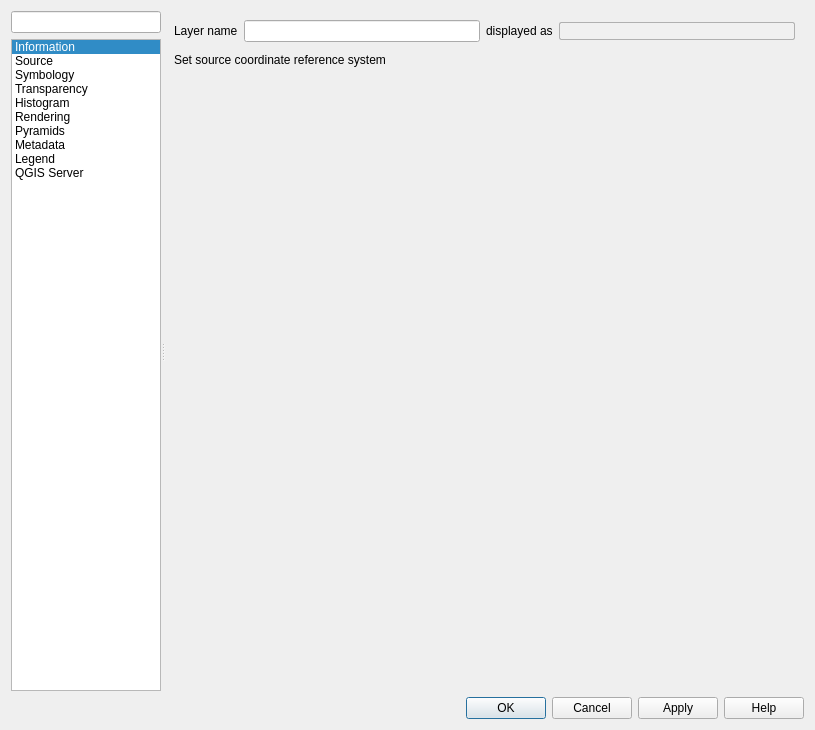
Before: the Qt Designer form src/ui/qgsrasterlayerpropertiesbase.ui in qgis/QGIS, drawn with Qt 5.
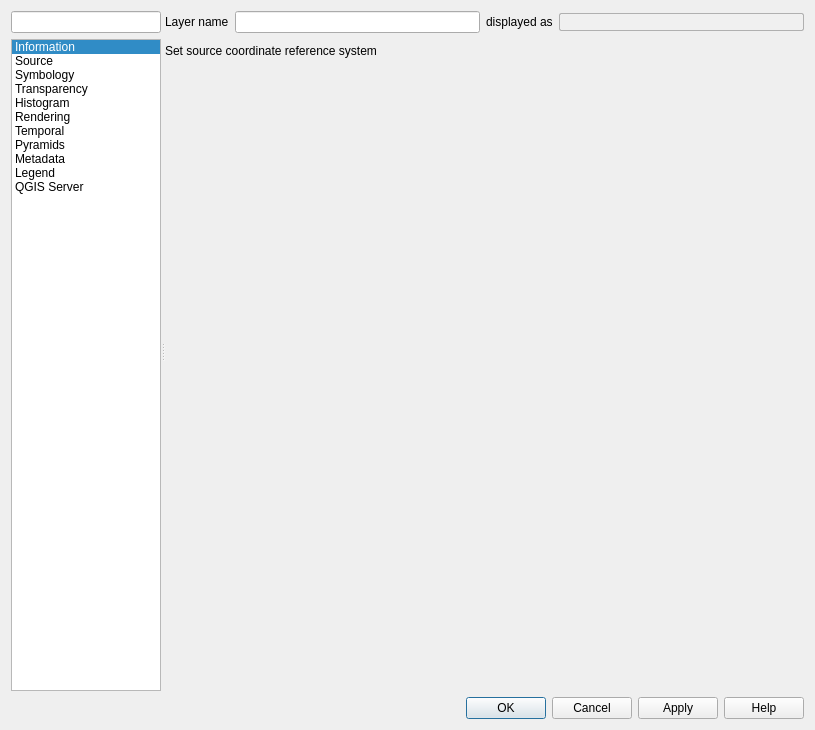
After: the same form once the commit is applied. The open tabs and pages were chosen to show the change. Icons and pictures are not drawn. Custom widgets are drawn as their Qt base class.

Commit message: Move raster temporal properties to new tab, fix inconsistent margins in all raster layer properties pages, and make clicking the temporal indicator icon go straight to the layer's temporal property page

Diff of the .ui file:
```diff
--- a/src/ui/qgsrasterlayerpropertiesbase.ui
+++ b/src/ui/qgsrasterlayerpropertiesbase.ui
@@ -161,6 +161,18 @@
             <normaloff>:/images/themes/default/propertyicons/rendering.svg</normaloff>:/images/themes/default/propertyicons/rendering.svg</iconset>
           </property>
          </item>
+         <item>
+          <property name="text">
+           <string>Temporal</string>
+          </property>
+          <property name="toolTip">
+           <string>Temporal Settings</string>
+          </property>
+          <property name="icon">
+           <iconset resource="../../images/images.qrc">
+            <normaloff>:/images/themes/default/propertyicons/temporal.svg</normaloff>:/images/themes/default/propertyicons/temporal.svg</iconset>
+          </property>
+         </item>
          <item>
           <property name="text">
            <string>Pyramids</string>
@@ -278,11 +290,23 @@
                <rect>
                 <x>0</x>
                 <y>0</y>
-                <width>634</width>
-                <height>680</height>
+                <width>643</width>
+                <height>679</height>
                </rect>
               </property>
               <layout class="QVBoxLayout" name="verticalLayout_7">
+               <property name="leftMargin">
+                <number>0</number>
+               </property>
+               <property name="topMargin">
+                <number>0</number>
+               </property>
+               <property name="rightMargin">
+                <number>0</number>
+               </property>
+               <property name="bottomMargin">
+                <number>0</number>
+               </property>
                <item>
                 <layout class="QHBoxLayout" name="horizontalLayout_14">
                  <item>
```
Left out of the diff: 168 changed lines with no effect on the pictures. The commit also changes 7 other files.
